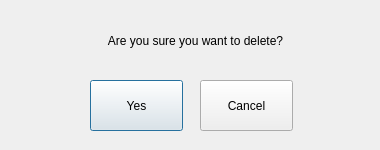
Old version of the form deleteDialog.ui in the repository jspinn/Foodventory.
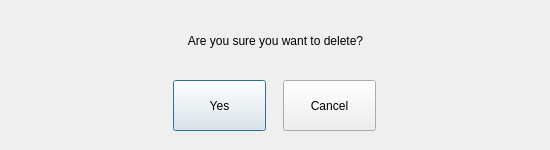
New version of the form.

What changed in the file:
```diff
--- a/deleteDialog.ui
+++ b/deleteDialog.ui
@@ -6,7 +6,7 @@
    <rect>
     <x>0</x>
     <y>0</y>
-    <width>380</width>
+    <width>550</width>
     <height>150</height>
    </rect>
   </property>
@@ -19,7 +19,7 @@
   <widget class="QPushButton" name="yesButton">
    <property name="geometry">
     <rect>
-     <x>90</x>
+     <x>173</x>
      <y>80</y>
      <width>93</width>
      <height>51</height>
@@ -32,7 +32,7 @@
   <widget class="QPushButton" name="cancelButton">
    <property name="geometry">
     <rect>
-     <x>200</x>
+     <x>283</x>
      <y>80</y>
      <width>93</width>
      <height>51</height>
@@ -45,9 +45,9 @@
   <widget class="QLabel" name="label">
    <property name="geometry">
     <rect>
-     <x>30</x>
+     <x>35</x>
      <y>20</y>
-     <width>331</width>
+     <width>481</width>
      <height>41</height>
     </rect>
    </property>
```
